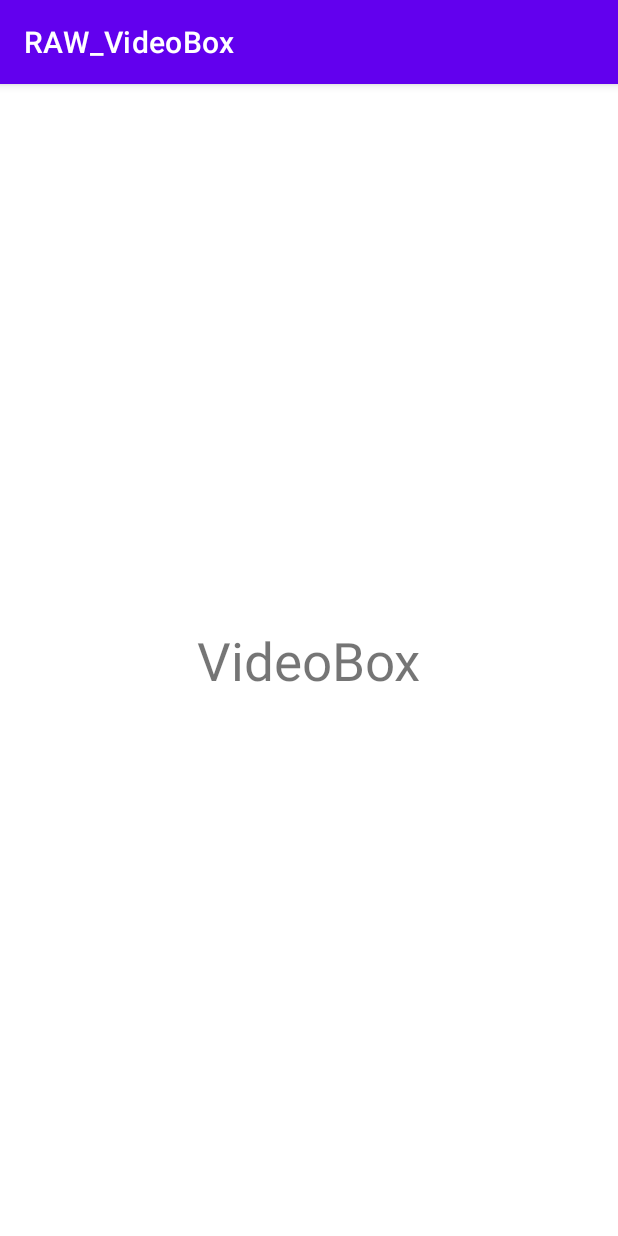
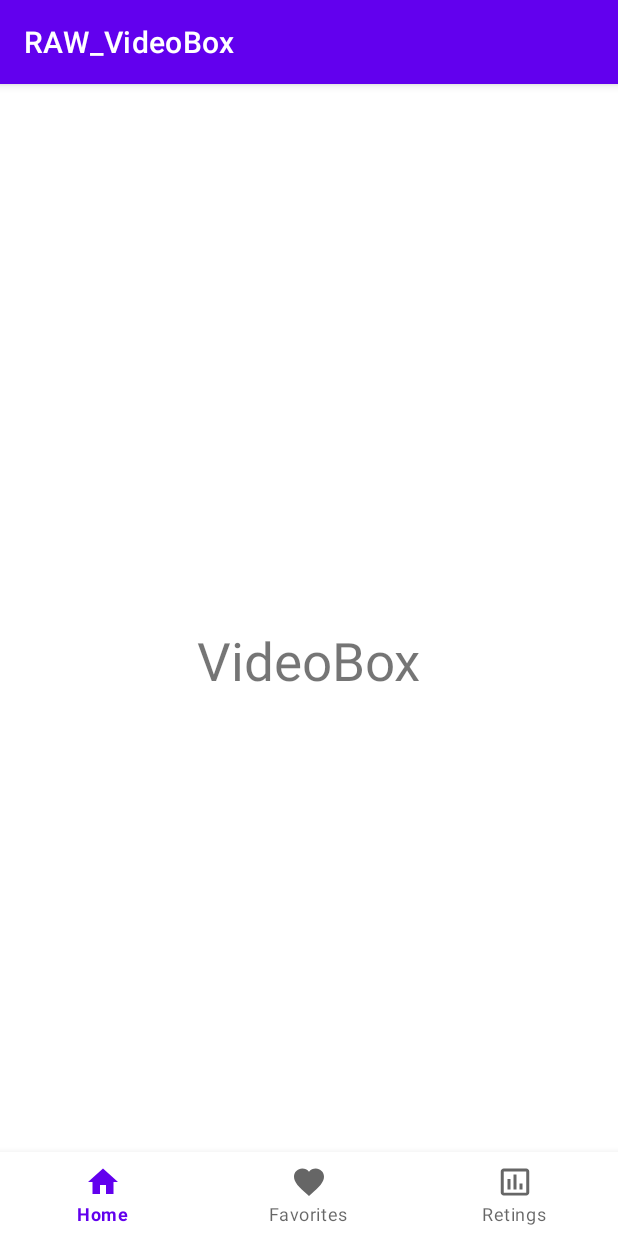
Before and after one commit to streych/rawViseoBox, an Android app: the screen it shows after launch (MainActivity), on a phone screen of 412 x 824 dp. Run offline under Robolectric (Android 15) with nearby library versions, the phone set to English and light mode, and no system bars.

Commit message:
add menu bottom xml + icon

```diff
--- /dev/null
+++ b/app/src/main/res/drawable/ic__insert_chart_outlined.xml
@@ -0,0 +1,10 @@
+<vector xmlns:android="http://schemas.android.com/apk/res/android"
+    android:width="24dp"
+    android:height="24dp"
+    android:viewportWidth="24"
+    android:viewportHeight="24"
+    android:tint="?attr/colorControlNormal">
+  <path
+      android:fillColor="@android:color/white"
+      android:pathData="M9,17L7,17v-7h2v7zM13,17h-2L11,7h2v10zM17,17h-2v-4h2v4zM19.5,19.1h-15L4.5,5h15v14.1zM19.5,3h-15c-1.1,0 -2,0.9 -2,2v14c0,1.1 0.9,2 2,2h15c1.1,0 2,-0.9 2,-2L21.5,5c0,-1.1 -0.9,-2 -2,-2z"/>
+</vector>
--- /dev/null
+++ b/app/src/main/res/drawable/ic_favorite.xml
@@ -0,0 +1,10 @@
+<vector xmlns:android="http://schemas.android.com/apk/res/android"
+    android:width="24dp"
+    android:height="24dp"
+    android:viewportWidth="24"
+    android:viewportHeight="24"
+    android:tint="?attr/colorControlNormal">
+  <path
+      android:fillColor="@android:color/white"
+      android:pathData="M12,21.35l-1.45,-1.32C5.4,15.36 2,12.28 2,8.5 2,5.42 4.42,3 7.5,3c1.74,0 3.41,0.81 4.5,2.09C13.09,3.81 14.76,3 16.5,3 19.58,3 22,5.42 22,8.5c0,3.78 -3.4,6.86 -8.55,11.54L12,21.35z"/>
+</vector>
--- /dev/null
+++ b/app/src/main/res/drawable/ic_home.xml
@@ -0,0 +1,10 @@
+<vector xmlns:android="http://schemas.android.com/apk/res/android"
+    android:width="24dp"
+    android:height="24dp"
+    android:viewportWidth="24"
+    android:viewportHeight="24"
+    android:tint="?attr/colorControlNormal">
+  <path
+      android:fillColor="@android:color/white"
+      android:pathData="M10,20v-6h4v6h5v-8h3L12,3 2,12h3v8z"/>
+</vector>
--- a/app/src/main/res/layout/main_activity.xml
+++ b/app/src/main/res/layout/main_activity.xml
@@ -1,7 +1,16 @@
 <?xml version="1.0" encoding="utf-8"?>
 <FrameLayout xmlns:android="http://schemas.android.com/apk/res/android"
     xmlns:tools="http://schemas.android.com/tools"
+    xmlns:app="http://schemas.android.com/apk/res-auto"
     android:id="@+id/container"
     android:layout_width="match_parent"
     android:layout_height="match_parent"
-    tools:context=".MainActivity" />
+    tools:context=".MainActivity">
+
+    <com.google.android.material.bottomnavigation.BottomNavigationView
+        android:id="@+id/bottom_menu"
+        android:layout_width="match_parent"
+        android:layout_height="wrap_content"
+        app:menu="@menu/bottom_navigation_menu"
+        android:layout_gravity="bottom"/>
+</FrameLayout>
--- /dev/null
+++ b/app/src/main/res/menu/bottom_navigation_menu.xml
@@ -0,0 +1,15 @@
+<?xml version="1.0" encoding="utf-8"?>
+<menu xmlns:android="http://schemas.android.com/apk/res/android">
+    <item
+        android:id="@+id/home"
+        android:icon="@drawable/ic_home"
+        android:title="@string/home" />
+    <item
+        android:id="@+id/favorites"
+        android:icon="@drawable/ic_favorite"
+        android:title="@string/favorites" />
+    <item
+        android:id="@+id/retings"
+        android:icon="@drawable/ic__insert_chart_outlined"
+        android:title="@string/retings" />
+</menu>
--- a/app/src/main/res/values/strings.xml
+++ b/app/src/main/res/values/strings.xml
@@ -1,3 +1,6 @@
 <resources>
     <string name="app_name">RAW_VideoBox</string>
+    <string name="home">Home</string>
+    <string name="favorites">Favorites</string>
+    <string name="retings">Retings</string>
 </resources>
```
